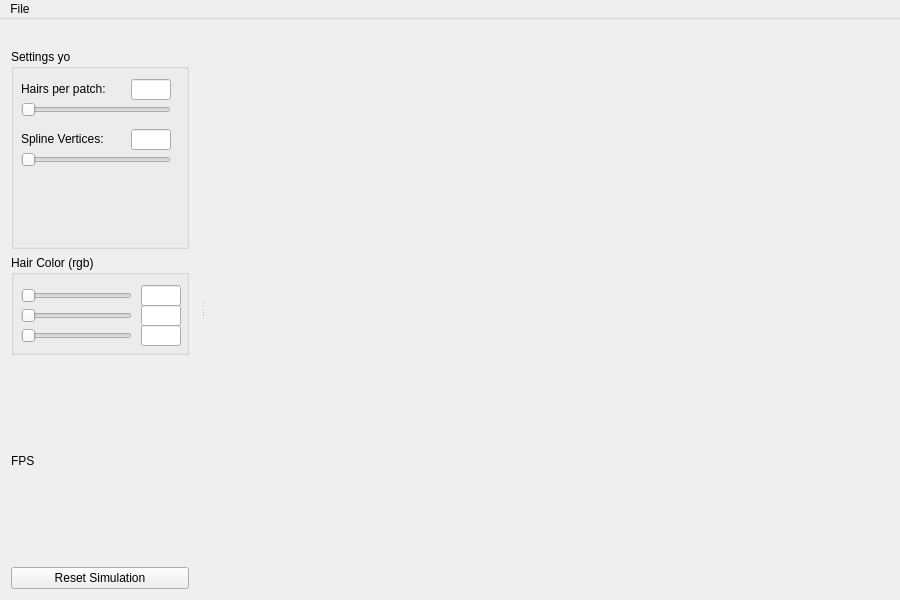
This is src/mainwindow.ui in mravella/hair as Qt 5 draws it before an edit. The edited form follows.
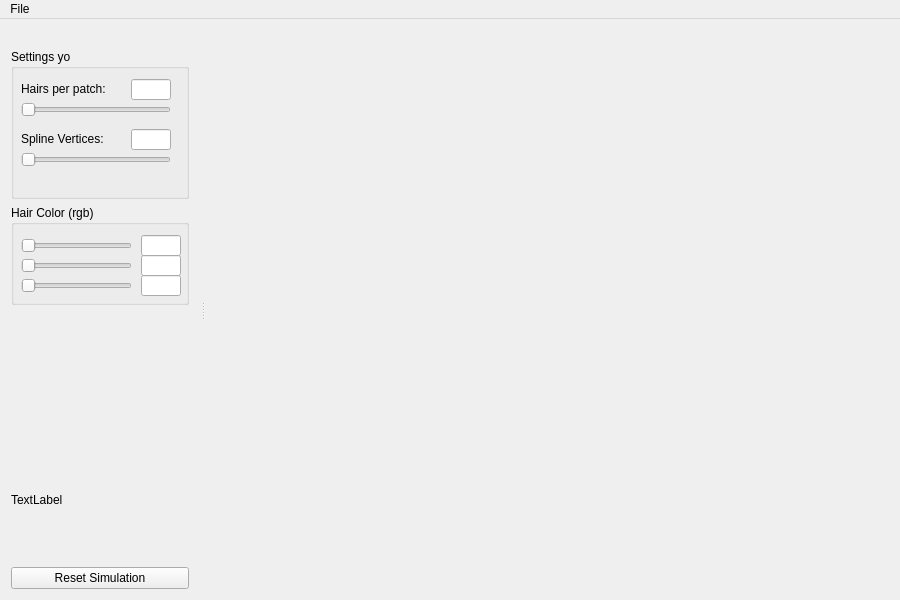
This is the edited form.

Commit message: Added stats label

```diff
--- a/src/mainwindow.ui
+++ b/src/mainwindow.ui
@@ -312,7 +312,14 @@
         </sizepolicy>
        </property>
        <property name="text">
-        <string>FPS</string>
+        <string/>
+       </property>
+      </widget>
+     </item>
+     <item>
+      <widget class="QLabel" name="statsLabel">
+       <property name="text">
+        <string>TextLabel</string>
        </property>
       </widget>
      </item>
```
The commit also changes 3 other files.
